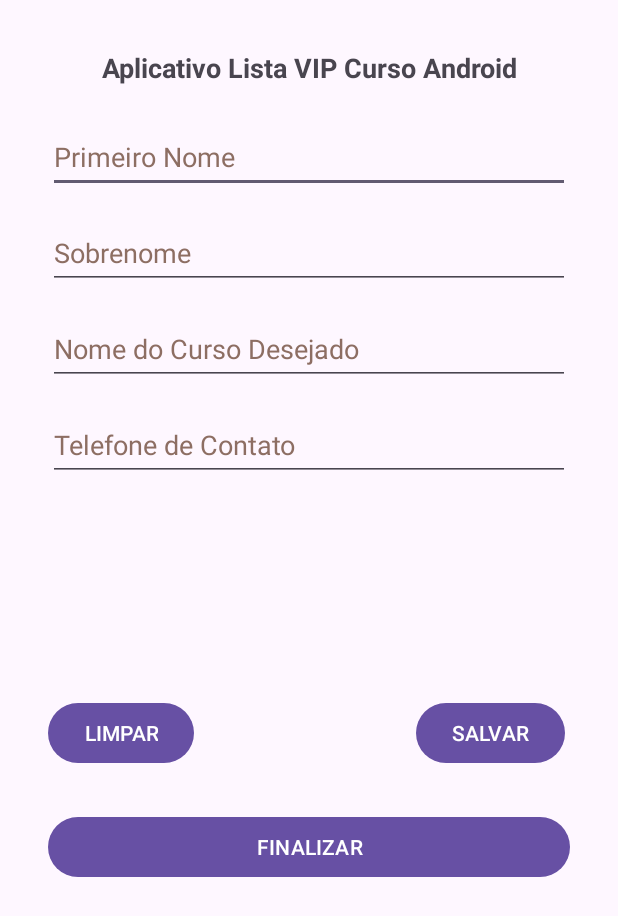
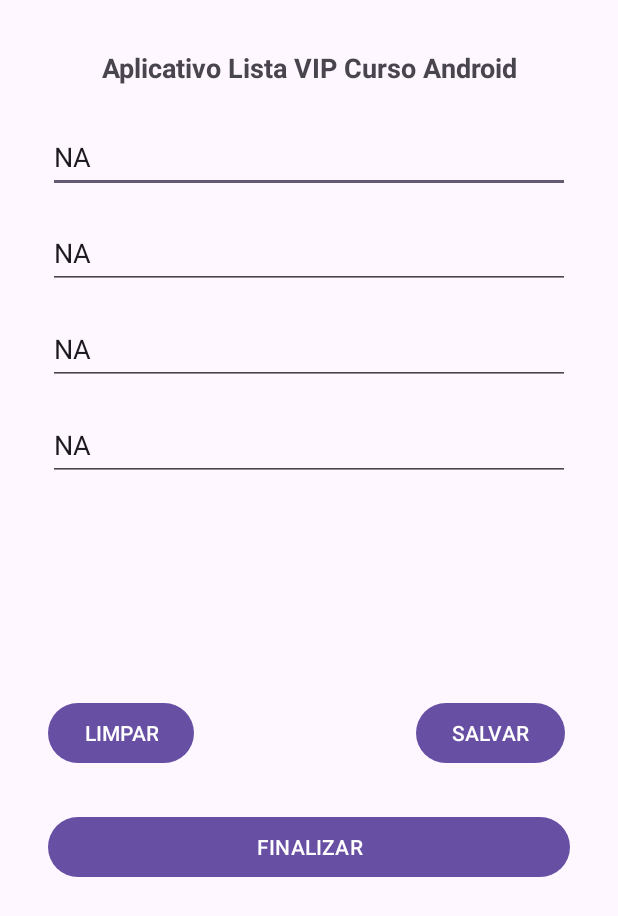
Before and after one commit to Marcio44/AppsAndroid2023, an Android app: the screen it shows after launch (MainActivity), on a phone screen of 412 x 824 dp. Shown: the top 916 px of the screen. Run offline under Robolectric (Android 15) with nearby library versions, the phone set to English and light mode, and no system bars.

Commit message:
Refatorar a classe PessoaController com métodos limpar, buscar e salvar no sharedPreferences.

```diff
--- a/AppListaCurso/app/src/main/java/devandroid/silva/AppListaCurso/Controller/PessoaController.java
+++ b/AppListaCurso/app/src/main/java/devandroid/silva/AppListaCurso/Controller/PessoaController.java
@@ -1,14 +1,29 @@
 package devandroid.silva.AppListaCurso.Controller;
 
+import android.content.SharedPreferences;
 import android.util.Log;
 
 import androidx.annotation.NonNull;
 
 import devandroid.silva.AppListaCurso.Model.Pessoa;
+import devandroid.silva.AppListaCurso.View.MainActivity;
 
 public class PessoaController {
 
-    public PessoaController(){}
+    //recurso disponivel no android para armazenar dados - sharedPreferences
+    SharedPreferences preferences;
+
+    public static final String NOME_PREFERENCES = "pref_listavip";
+
+    // listaVip public para acesso em qualquer lugar do código
+    SharedPreferences.Editor listaVip;
+
+    public PessoaController(MainActivity mainActivity){
+
+        //instanciando um sharedPreferences para salvar informações
+        preferences = mainActivity.getSharedPreferences("NOME_PREFERENCES",0);
+        listaVip = preferences.edit();
+    }
 
 
     @NonNull
@@ -18,8 +33,34 @@ public class PessoaController {
         return super.toString();
     }
 
+    //salvando os dados no sharedPreferences
     public void salvarPessoa(Pessoa pessoa) {
 
         Log.i("MVC Controller","Salvo com sucesso "+pessoa.toString());
+
+
+        listaVip.putString("primeiroNome",pessoa.getPrimeiroNome());
+        listaVip.putString("sobreNome",pessoa.getSobreNome());
+        listaVip.putString("cursoDesejado",pessoa.getCursoDesejado());
+        listaVip.putString("telefoneContato",pessoa.getTelefoneContato());
+        listaVip.apply();
+    }
+
+    public Pessoa buscarPessoa(Pessoa pessoa){
+
+        //Utilizando o sharedPreferences para recuperar os dados salvo no arquivo NOME_PREFERENCES.xml
+        pessoa.setPrimeiroNome(preferences.getString("primeiroNome","NA"));
+        pessoa.setSobreNome(preferences.getString("sobreNome","NA"));
+        pessoa.setCursoDesejado(preferences.getString("cursoDesejado","NA"));
+        pessoa.setTelefoneContato(preferences.getString("telefoneContato","NA"));
+
+        return pessoa;
+    }
+
+    //método utilizado para limpar o arquivo NOME_PREFERENCES.xml do sharedPreferences
+    public void limparPessoa(){
+
+        listaVip.clear();
+        listaVip.apply();
     }
 }
--- a/AppListaCurso/app/src/main/java/devandroid/silva/AppListaCurso/View/MainActivity.java
+++ b/AppListaCurso/app/src/main/java/devandroid/silva/AppListaCurso/View/MainActivity.java
@@ -16,17 +16,9 @@ import devandroid.silva.AppListaCurso.R;
 
 public class MainActivity extends AppCompatActivity {
 
-    //recurso disponivel no android para armazenar dados - sharedPreferences
-    SharedPreferences preferences;
-    public static final String NOME_PREFERENCES = "pref_listavip";
-
-    // listaVip public para acesso em qualquer lugar do código
-    SharedPreferences.Editor listaVip;
     PessoaController controller;
 
     Pessoa pessoa;
-    Pessoa outraPessoa;
-
     String dadosPessoa;
     String dadosOutraPessoa;
 
@@ -45,7 +37,8 @@ public class MainActivity extends AppCompatActivity {
         setContentView(R.layout.activity_main);
 
         pessoa = new Pessoa();
-        controller = new PessoaController();
+        controller = new PessoaController(MainActivity.this);
+        controller.buscarPessoa(pessoa);
 
         editPrimeiroNome = findViewById(R.id.editPrimeiroNome);
         editSobreNome = findViewById(R.id.editSobreNome);
@@ -55,22 +48,6 @@ public class MainActivity extends AppCompatActivity {
         btnLimpar = findViewById(R.id.btnLimpar);
         btnSalvar = findViewById(R.id.btnSalvar);
         btnFinalizar = findViewById(R.id.btnFinalizar);
-
-        //instanciando um sharedPreferences para salvar informações
-        preferences = getSharedPreferences("NOME_PREFERENCES",0);
-        listaVip = preferences.edit();
-
-        //Utilizando o sharedPreferences para recuperar os dados salvo no arquivo NOME_PREFERENCES.xml
-        pessoa.setPrimeiroNome(preferences.getString("primeiroNome",""));
-        pessoa.setSobreNome(preferences.getString("sobreNome",""));
-        pessoa.setCursoDesejado(preferences.getString("cursoDesejado",""));
-        pessoa.setTelefoneContato(preferences.getString("telefoneContato",""));
-
-
-//        pessoa.setPrimeiroNome("Marcio");
-//        pessoa.setSobreNome("Silva");
-//        pessoa.setCursoDesejado("Segurança da Informação");
-//        pessoa.setTelefoneContato("95 99283334");
 
         editPrimeiroNome.setText(pessoa.getPrimeiroNome());
         editSobreNome.setText(pessoa.getSobreNome());
@@ -85,9 +62,7 @@ public class MainActivity extends AppCompatActivity {
                 editNomeCurso.setText("");
                 editTelefoneContato.setText("");
 
-                //metodo utilizado para limpar o arquivo NOME_PREFERENCES.xml do sharedPreferences -
-                listaVip.clear();
-                listaVip.apply();
+                controller.limparPessoa();
             }
         });
 
@@ -98,14 +73,7 @@ public class MainActivity extends AppCompatActivity {
                 pessoa.setSobreNome(editSobreNome.getText().toString());
                 pessoa.setCursoDesejado(editNomeCurso.getText().toString());
                 pessoa.setTelefoneContato(editTelefoneContato.getText().toString());
-              Toast.makeText(MainActivity.this,"Operação Realizada com Sucesso! "+ pessoa.toString(),Toast.LENGTH_LONG).show();
-
-              //salvando os dados no sharedPreferences
-              listaVip.putString("primeiroNome",pessoa.getPrimeiroNome());
-              listaVip.putString("sobreNome",pessoa.getSobreNome());
-              listaVip.putString("cursoDesejado",pessoa.getCursoDesejado());
-              listaVip.putString("telefoneContato",pessoa.getTelefoneContato());
-              listaVip.apply();
+                Toast.makeText(MainActivity.this, "Operação Realizada com Sucesso! " + pessoa.toString(), Toast.LENGTH_LONG).show();
 
                 controller.salvarPessoa(pessoa);
 
@@ -113,11 +81,10 @@ public class MainActivity extends AppCompatActivity {
         });
 
 
-
         btnFinalizar.setOnClickListener(new View.OnClickListener() {
             @Override
             public void onClick(View view) {
-                Toast.makeText(MainActivity.this,"Até Breve",Toast.LENGTH_LONG).show();
+                Toast.makeText(MainActivity.this, "Até Breve", Toast.LENGTH_LONG).show();
                 finish();
             }
         });
@@ -126,18 +93,7 @@ public class MainActivity extends AppCompatActivity {
         dadosPessoa = pessoa.getCursoDesejado();
         dadosPessoa = pessoa.getTelefoneContato();
 
-        //outraPessoa = new Pessoa();
-        //outraPessoa.setPrimeiroNome("Marco");
-        //outraPessoa.setSobreNome("Silva");
-        //outraPessoa.setCursoDesejado("Redes de Computadores");
-        //outraPessoa.setTelefoneContato("95 983546870");
-
-        //dadosOutraPessoa = outraPessoa.getPrimeiroNome();
-        //dadosOutraPessoa  = outraPessoa.getSobreNome();
-        //dadosOutraPessoa  = outraPessoa.getCursoDesejado();
-        //dadosOutraPessoa  = outraPessoa.getTelefoneContato();
-
-        Log.i("POOAndroid",pessoa.toString());
+        Log.i("POOAndroid", pessoa.toString());
 
     }
 }
```
Lines whose indentation alone changed are shown as unchanged.
